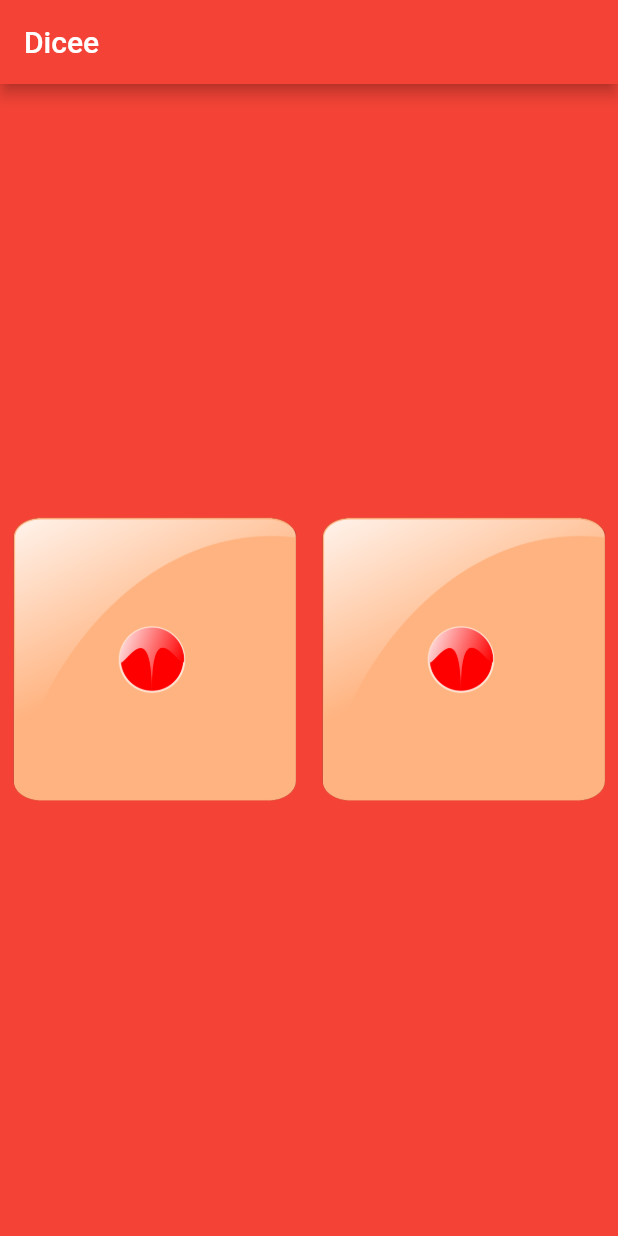
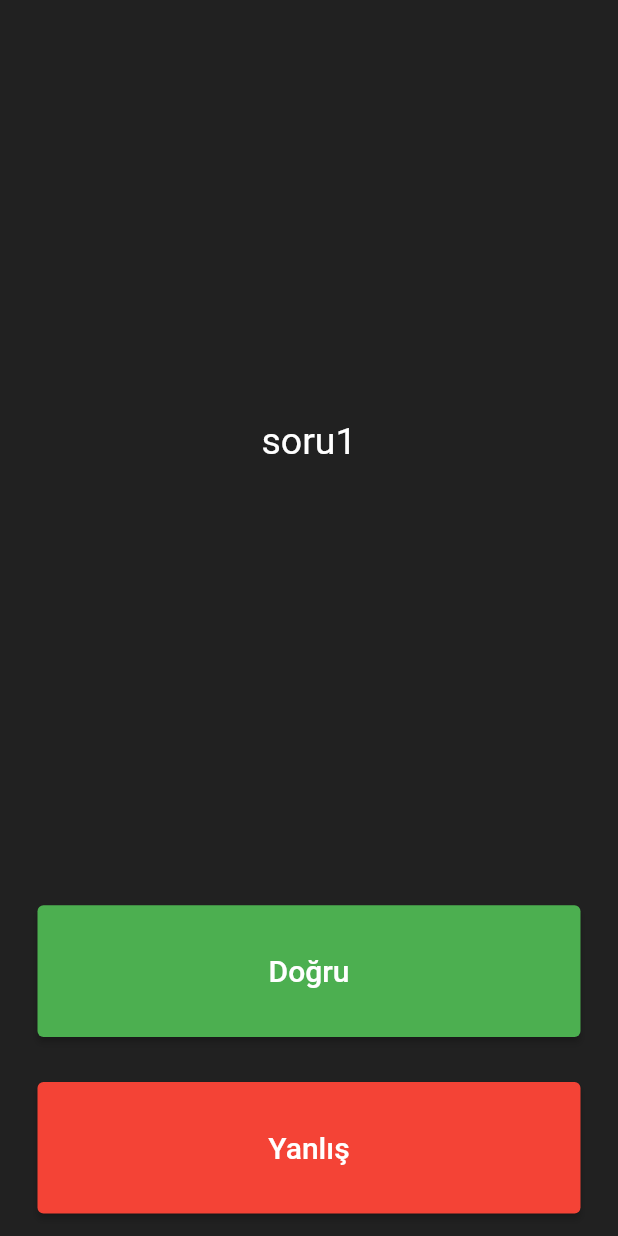
Before and after one commit to kzlkayayusuf/examples_flutter, a Flutter app: the screen it shows after launch, on a phone screen of 412 x 824 dp. Run offline on Flutter 3.47's test engine with Material 2 defaults, Android fonts, the phone set to English and light mode, and no system bars; project files that could hold a hidden picture were left out.

Commit message:
quiz uygulaması eklendi

```diff
--- /dev/null
+++ b/lib/examples/quiz.dart
@@ -0,0 +1,148 @@
+import 'package:flutter/material.dart';
+
+class Quizzler extends StatelessWidget {
+  const Quizzler({Key? key}) : super(key: key);
+
+  @override
+  Widget build(BuildContext context) {
+    return Scaffold(
+      backgroundColor: Colors.grey.shade900,
+      body: SafeArea(
+        child: Padding(
+          padding: EdgeInsets.symmetric(horizontal: 10),
+          child: QuizPage(),
+        ),
+      ),
+    );
+  }
+}
+
+class QuizPage extends StatefulWidget {
+  const QuizPage({Key? key}) : super(key: key);
+
+  @override
+  State<QuizPage> createState() => _QuizPageState();
+}
+
+class _QuizPageState extends State<QuizPage> {
+  List<Icon> scoreKeeper = [];
+
+  List<String> questions= [
+    "soru1","soru2","soru3"
+  ];
+
+  List<bool> answers = [false,true,false];
+
+  int questionNumber=0;
+
+  @override
+  Widget build(BuildContext context) {
+    return Column(
+      mainAxisAlignment: MainAxisAlignment.spaceBetween,
+      crossAxisAlignment: CrossAxisAlignment.stretch,
+      children: [
+        Expanded(
+          flex: 5,
+          child: Padding(
+            padding: EdgeInsets.all(10),
+            child: Center(
+              child: Text(
+                questions[questionNumber],
+                textAlign: TextAlign.center,
+                style: TextStyle(
+                  fontSize: 25,
+                  color: Colors.white,
+                ),
+              ),
+            ),
+          ),
+        ),
+        Expanded(
+          child: Padding(
+            padding: EdgeInsets.all(15),
+            child: ElevatedButton(
+              onPressed: () {
+                bool correctAnswer= answers[questionNumber];
+                setState(() {
+                  questionNumber++;
+                  correctAnswer == true ?
+                  scoreKeeper.add(
+                    Icon(
+                      Icons.check,
+                      color: Colors.green,
+                    ),
+                  )
+                  :
+                  scoreKeeper.add(
+                    Icon(
+                      Icons.close,
+                      color: Colors.red,
+                    ),
+                  );
+                });
+              },
+              child: Text(
+                'Doğru',
+                style: TextStyle(
+                  color: Colors.white,
+                  fontSize: 20,
+                ),
+              ),
+              style: ElevatedButton.styleFrom(
+                backgroundColor: Colors.green, // background
+                foregroundColor: Colors.white, // foreground
+              ),
+            ),
+          ),
+        ),
+        Expanded(
+          child: Padding(
+            padding: EdgeInsets.all(15),
+            child: ElevatedButton(
+              onPressed: () {
+                bool wrongAnswer = answers[questionNumber];
+                setState(() {
+                  questionNumber++;
+                  wrongAnswer == false ?
+                  scoreKeeper.add(
+                    Icon(
+                      Icons.check,
+                      color: Colors.green,
+                    ),
+                  )
+                      :
+                  scoreKeeper.add(
+                    Icon(
+                      Icons.close,
+                      color: Colors.red,
+                    ),
+                  );
+                  /*scoreKeeper.add(
+                    Icon(
+                      Icons.close,
+                      color: Colors.red,
+                    ),
+                  );*/
+                });
+              },
+              child: Text(
+                'Yanlış',
+                style: TextStyle(
+                  color: Colors.white,
+                  fontSize: 20,
+                ),
+              ),
+              style: ElevatedButton.styleFrom(
+                backgroundColor: Colors.red, // background
+                foregroundColor: Colors.white, // foreground
+              ),
+            ),
+          ),
+        ),
+        Row(
+          children: scoreKeeper,
+        ),
+      ],
+    );
+  }
+}
--- a/lib/main.dart
+++ b/lib/main.dart
@@ -1,12 +1,13 @@
 import 'package:flutter/material.dart';
 import 'package:test_app/examples/dice.dart';
 import 'package:test_app/examples/person_card.dart';
+import 'package:test_app/examples/quiz.dart';
 
 void main() {
   runApp(
     const MaterialApp(
       debugShowCheckedModeBanner: false,
-      home: DiceApp(),
+      home: Quizzler(),
     ),
   );
   /*MaterialApp(
```
